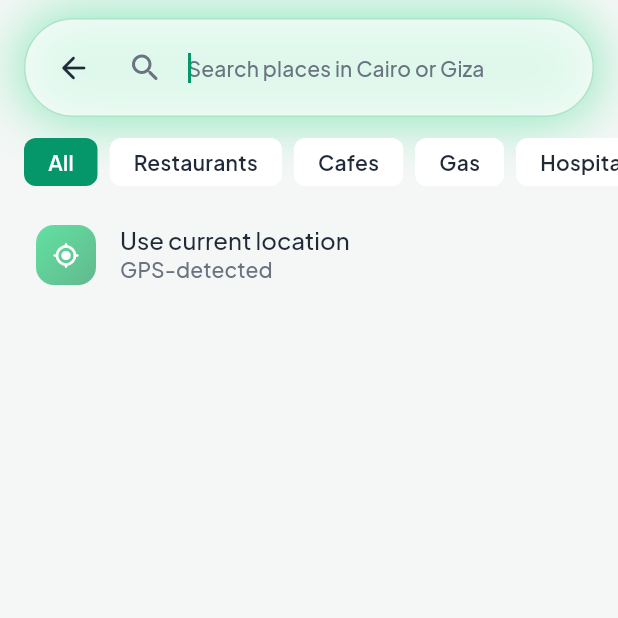
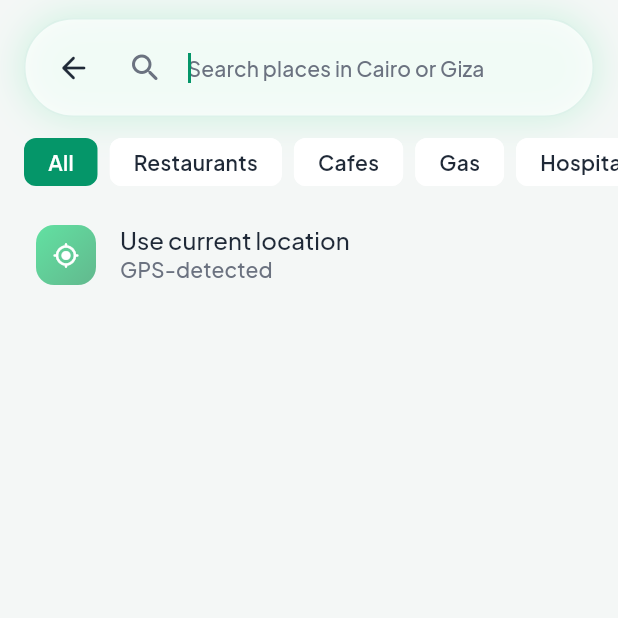
Before and after one commit to ibrahim212-wq/maps-mobile-application, a Flutter app: the SearchScreen screen opened by its route, on a phone screen of 412 x 824 dp, the top half of it. Run offline on Flutter 3.47's test engine with Material 3 defaults, Android fonts, the light colour scheme and no system bars; our stand-ins replace firebase_core, fl_chart, flutter_animate, flutter_dotenv, flutter_riverpod, flutter_tts and 5 more; missing offline and left inert: mapbox_maps_flutter; accounts and stored records are empty.

Commit message:
Fix UI glitches

```diff
--- a/cairoWay/lib/core/theme/glass_container.dart
+++ b/cairoWay/lib/core/theme/glass_container.dart
@@ -56,10 +56,10 @@ class GlassContainer extends StatelessWidget {
         shadows = null;
       } else {
         backgroundColor = const Color(0xB3FFFFFF);
-        borderColor = const Color(0x4400A854);
+        borderColor = const Color(0x1A059669);
         borderWidth = 1.0;
         shadows = const [
-          BoxShadow(color: Color(0x6600D26A), blurRadius: 30, spreadRadius: 4),
+          BoxShadow(color: Color(0x2600D26A), blurRadius: 20, spreadRadius: 2),
         ];
       }
     } else if (isSmallButton) {
@@ -70,7 +70,7 @@ class GlassContainer extends StatelessWidget {
         shadows = null;
       } else {
         backgroundColor = const Color(0xB3FFFFFF);
-        borderColor = const Color(0x3300A854);
+        borderColor = const Color(0x1A059669);
         borderWidth = 1.0;
         shadows = null;
       }
@@ -84,10 +84,10 @@ class GlassContainer extends StatelessWidget {
         ];
       } else {
         backgroundColor = const Color(0x99FFFFFF);
-        borderColor = const Color(0x3300A854);
+        borderColor = const Color(0x1A059669);
         borderWidth = 1.0;
         shadows = const [
-          BoxShadow(color: Color(0x1A000000), blurRadius: 20, offset: Offset(0, 4)),
+          BoxShadow(color: Color(0x1A059669), blurRadius: 12),
         ];
       }
     }
--- a/cairoWay/lib/features/search/presentation/screens/search_screen.dart
+++ b/cairoWay/lib/features/search/presentation/screens/search_screen.dart
@@ -132,8 +132,7 @@ class _SearchScreenState extends ConsumerState<SearchScreen> {
     ref.read(placesServiceProvider).renewSession();
     await ref.read(storageServiceProvider).addRecent(place);
     if (!mounted) return;
-    context.pop();
-    context.push(AppRoutes.routeOptions, extra: {'destination': place});
+    context.pushReplacement(AppRoutes.routeOptions, extra: {'destination': place});
   }
 
   /// Returns the best Material icon for a [Place] based on its category
```
Also changed, not shown: cairoWay/lib/features/home/presentation/screens/map_screen.dart (+8 -4 lines), cairoWay/lib/features/home/presentation/widgets/home_bottom_sheet.dart (+6 -6 lines), cairoWay/lib/features/home/presentation/widgets/map_floating_controls.dart (+24 -5 lines).
